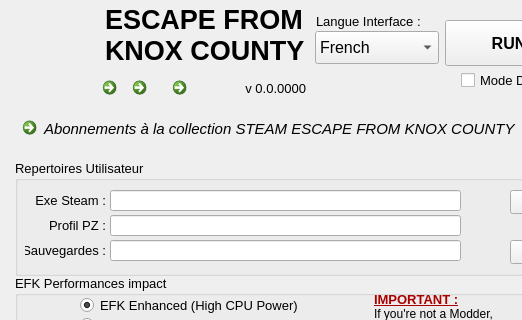
First picture: the form in principale.ui, repository ChristopheTdn/EFK-Launcher, before the edit; both pictures show x 0 to 522 and y 0 to 320 of the 605 by 710 pixel window.
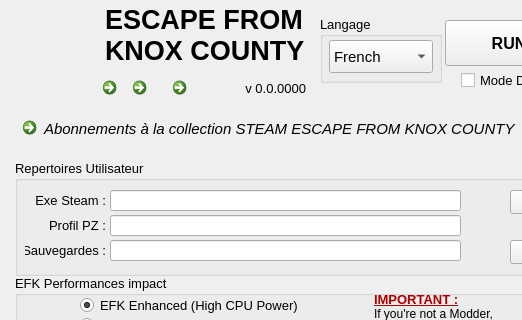
Second picture: the form after the edit. The open tabs and pages were chosen to show the change. Icons and pictures are not drawn.

```diff
--- a/principale.ui
+++ b/principale.ui
@@ -886,7 +886,7 @@
      <rect>
       <x>105</x>
       <y>0</y>
-      <width>241</width>
+      <width>297</width>
       <height>71</height>
      </rect>
     </property>
@@ -1334,18 +1334,30 @@
      <set>Qt::AlignCenter</set>
     </property>
    </widget>
+   <widget class="QGroupBox" name="groupBox_langage">
+    <property name="geometry">
+     <rect>
+      <x>320</x>
+      <y>16</y>
+      <width>122</width>
+      <height>67</height>
+     </rect>
+    </property>
+    <property name="title">
+     <string>Langage</string>
+    </property>
    <widget class="QComboBox" name="comboBox_Translate">
     <property name="geometry">
      <rect>
-      <x>315</x>
-      <y>31</y>
-      <width>124</width>
+       <x>9</x>
+       <y>24</y>
+       <width>104</width>
       <height>33</height>
      </rect>
     </property>
     <property name="font">
      <font>
-      <pointsize>12</pointsize>
+       <pointsize>11</pointsize>
      </font>
     </property>
     <property name="currentIndex">
@@ -1409,18 +1421,6 @@
      </property>
     </item>
    </widget>
-   <widget class="QLabel" name="label_chooseTraduction">
-    <property name="geometry">
-     <rect>
-      <x>316</x>
-      <y>13</y>
-      <width>119</width>
-      <height>16</height>
-     </rect>
-    </property>
-    <property name="text">
-     <string>Langue Interface :</string>
-    </property>
    </widget>
   </widget>
  </widget>
```
Left out of the diff: 2 changed lines with no effect on the pictures. Lines whose indentation alone changed are shown as unchanged.
